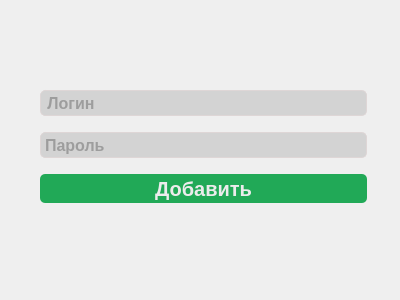
Old version of the form Course-Paper/dialogs/adduser.ui in the repository Zulcom/Course-Paper.
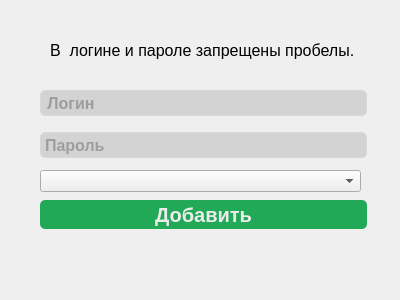
New version of the form.

Patch:
```diff
--- a/Course-Paper/dialogs/adduser.ui
+++ b/Course-Paper/dialogs/adduser.ui
@@ -17,7 +17,7 @@
    <property name="geometry">
     <rect>
      <x>40</x>
-     <y>164</y>
+     <y>190</y>
      <width>327</width>
      <height>39</height>
     </rect>
@@ -99,6 +99,46 @@
     <string> Логин</string>
    </property>
   </widget>
+  <widget class="QComboBox" name="status">
+   <property name="geometry">
+    <rect>
+     <x>40</x>
+     <y>170</y>
+     <width>321</width>
+     <height>22</height>
+    </rect>
+   </property>
+   <property name="currentText">
+    <string/>
+   </property>
+   <property name="maxVisibleItems">
+    <number>3</number>
+   </property>
+   <property name="insertPolicy">
+    <enum>QComboBox::InsertAtTop</enum>
+   </property>
+   <property name="minimumContentsLength">
+    <number>0</number>
+   </property>
+  </widget>
+  <widget class="QLabel" name="annotation">
+   <property name="geometry">
+    <rect>
+     <x>50</x>
+     <y>30</y>
+     <width>311</width>
+     <height>41</height>
+    </rect>
+   </property>
+   <property name="font">
+    <font>
+     <pointsize>12</pointsize>
+    </font>
+   </property>
+   <property name="text">
+    <string>В  логине и пароле запрещены пробелы.</string>
+   </property>
+  </widget>
  </widget>
  <resources/>
  <connections>
```
